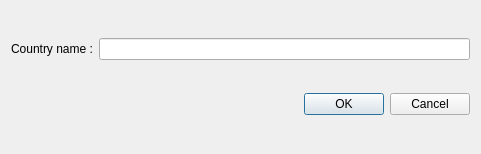
This is gui/country_name_dialog.ui in TaimoorRana/Risk as Qt 5 draws it before an edit. The edited form follows.
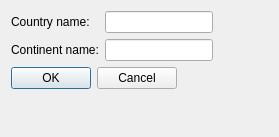
This is the edited form.

What changed in the file:
```diff
--- a/gui/country_name_dialog.ui
+++ b/gui/country_name_dialog.ui
@@ -6,29 +6,45 @@
    <rect>
     <x>0</x>
     <y>0</y>
-    <width>481</width>
-    <height>154</height>
+    <width>279</width>
+    <height>137</height>
    </rect>
   </property>
   <property name="windowTitle">
    <string>Dialog</string>
   </property>
-  <layout class="QVBoxLayout" name="verticalLayout">
-   <item>
-    <layout class="QHBoxLayout" name="horizontalLayout">
-     <item>
-      <widget class="QLabel" name="label">
+  <layout class="QFormLayout" name="formLayout_2">
+   <item row="0" column="0">
+    <layout class="QFormLayout" name="formLayout">
+     <property name="rightMargin">
+      <number>0</number>
+     </property>
+     <property name="bottomMargin">
+      <number>0</number>
+     </property>
+     <item row="0" column="0">
+      <widget class="QLabel" name="labelCountry">
        <property name="text">
-        <string>Country name :</string>
+        <string>Country name:</string>
        </property>
       </widget>
      </item>
-     <item>
-      <widget class="QLineEdit" name="lineEdit"/>
+     <item row="0" column="1">
+      <widget class="QLineEdit" name="CountryNameLineEdit"/>
+     </item>
+     <item row="1" column="0">
+      <widget class="QLabel" name="labelContinent">
+       <property name="text">
+        <string>Continent name:</string>
+       </property>
+      </widget>
+     </item>
+     <item row="1" column="1">
+      <widget class="QLineEdit" name="ContinentNameLineEdit"/>
      </item>
     </layout>
    </item>
-   <item>
+   <item row="1" column="0">
     <widget class="QDialogButtonBox" name="buttonBox">
      <property name="orientation">
       <enum>Qt::Horizontal</enum>
```
